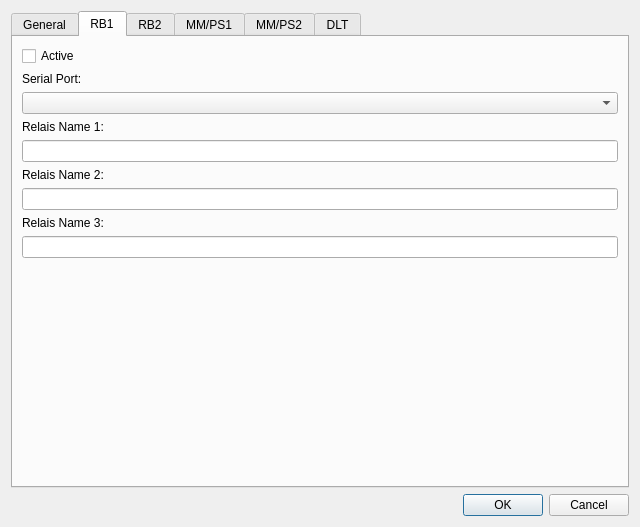
Before: the Qt Designer form settingsdialog.ui in alexmucde/DLTPower, drawn with Qt 5.
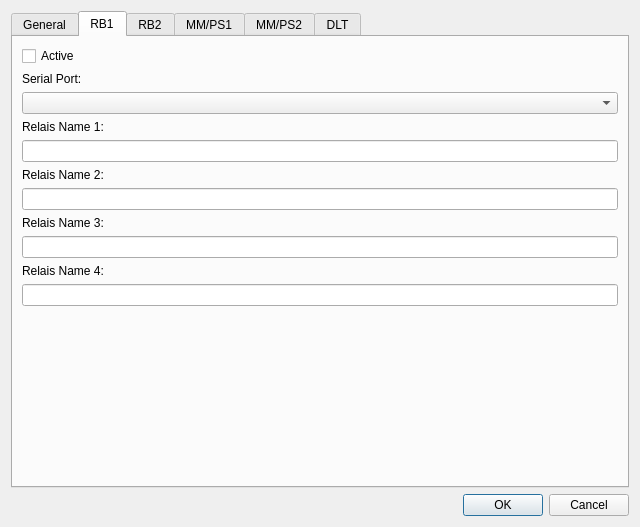
After: the same form once the commit is applied. The open tabs and pages were chosen to show the change.

Commit message:
Support new Relais Board Wemos D1 + 4 Relais shield.
Support up to 4 Relais per board.

What changed in the file:
```diff
--- a/settingsdialog.ui
+++ b/settingsdialog.ui
@@ -138,6 +138,16 @@
        <item>
         <widget class="QLineEdit" name="lineEditRelaisName3"/>
        </item>
+       <item>
+        <widget class="QLabel" name="label_18">
+         <property name="text">
+          <string>Relais Name 4:</string>
+         </property>
+        </widget>
+       </item>
+       <item>
+        <widget class="QLineEdit" name="lineEditRelaisName7"/>
+       </item>
        <item>
         <spacer name="verticalSpacer_2">
          <property name="orientation">
```
Left out of the diff: 10 changed lines with no effect on the pictures. The commit also changes 14 other files.
